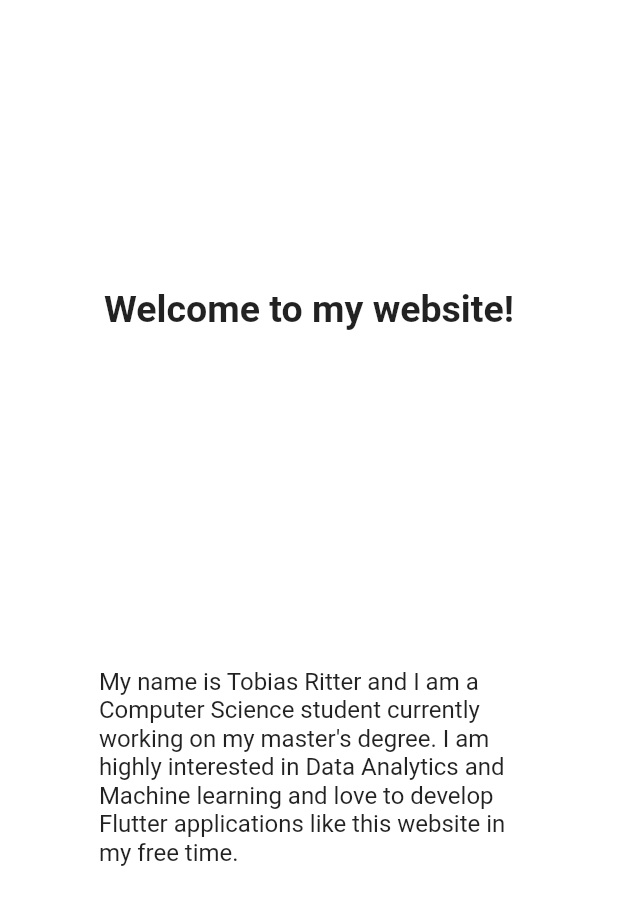
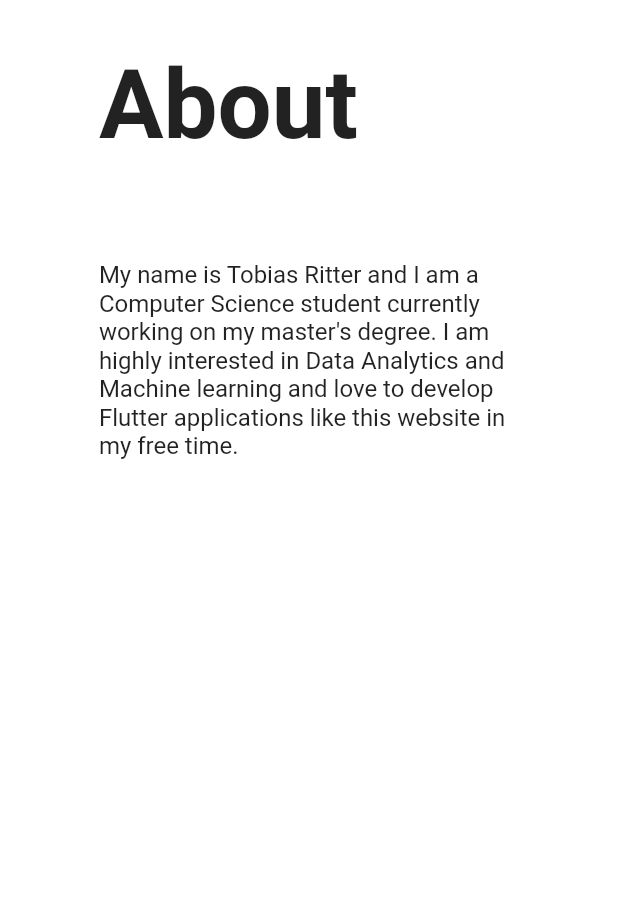
Before and after one commit to TobiasRitter/website, a Flutter app: the AboutPage widget shown alone on an empty page, opened directly with empty values, on a phone screen of 412 x 824 dp. Shown: the top 905 px of the screen. Run offline on Flutter 3.47's test engine with Material 2 defaults, Android fonts, the phone set to English and light mode, and no system bars; drawn by our look-alikes of auto_size_text.

Commit message:
remove title_text widget

```diff
--- a/lib/about_page.dart
+++ b/lib/about_page.dart
@@ -1,7 +1,7 @@
 import 'package:flutter/material.dart';
+import 'package:website/header.dart';
 import 'package:website/main.dart';
 import 'package:website/page.dart' as p;
-import 'package:website/title_text.dart';
 
 class AboutPage extends StatelessWidget {
   final Function(int) scrollFunc;
@@ -19,14 +19,15 @@ class AboutPage extends StatelessWidget {
       restrictScreenHeight: false,
       builder: Builder(
         builder: (context) {
-          return Column(
-            crossAxisAlignment: CrossAxisAlignment.start,
-            children: [
-              TitleText(scrollFunc: scrollFunc),
-              Padding(
-                padding:
-                    EdgeInsets.fromLTRB(marginSize, 0, marginSize, marginSize),
-                child: Column(
+          return Padding(
+            padding: EdgeInsets.all(marginSize),
+            child: Column(
+              crossAxisAlignment: CrossAxisAlignment.start,
+              children: [
+                Header(
+                  text: "About",
+                ),
+                Column(
                   children: [
                     Padding(
                       padding: EdgeInsets.all(marginSize),
@@ -37,8 +38,8 @@ class AboutPage extends StatelessWidget {
                     ),
                   ],
                 ),
-              ),
-            ],
+              ],
+            ),
           );
         },
       ),
--- a/lib/contact_page.dart
+++ b/lib/contact_page.dart
@@ -1,5 +1,4 @@
 import 'package:flutter/material.dart';
-import 'package:website/header.dart';
 import 'package:website/main.dart';
 import 'package:website/page.dart' as p;
 
--- a/lib/title_text.dart
+++ /dev/null
@@ -1,77 +0,0 @@
-import 'package:auto_size_text/auto_size_text.dart';
-import 'package:flutter/material.dart';
-import 'package:website/main.dart';
-
-class TitleText extends StatefulWidget {
-  final Function(int) scrollFunc;
-
-  const TitleText({
-    Key? key,
-    required this.scrollFunc,
-  }) : super(key: key);
-  @override
-  _TitleTextState createState() => _TitleTextState();
-}
-
-class _TitleTextState extends State<TitleText> with TickerProviderStateMixin {
-  late AnimationController arrowController;
-
-  void initState() {
-    super.initState();
-    arrowController = AnimationController(
-      vsync: this,
-      duration: arrowAnimationDuration,
-      lowerBound: 0,
-      upperBound: 1,
-    );
-    arrowController.addListener(() {
-      setState(() {});
-    });
-
-    arrowController.repeat(reverse: true);
-  }
-
-  void dispose() {
-    arrowController.dispose();
-    super.dispose();
-  }
-
-  @override
-  Widget build(BuildContext context) {
-    var screenWidth = MediaQuery.of(context).size.width;
-    var screenHeight = MediaQuery.of(context).size.height;
-    var marginSize = getMarginSize(context);
-    return Container(
-      constraints: BoxConstraints(
-          minHeight:
-              screenWidth > SWIDTH ? screenHeight / 3 : screenHeight / 2),
-      child: Padding(
-        padding: EdgeInsets.all(marginSize),
-        child: Padding(
-          padding: EdgeInsets.symmetric(horizontal: marginSize),
-          child: Row(
-            children: [
-              Expanded(
-                child: Wrap(
-                  spacing: marginSize,
-                  runSpacing: marginSize,
-                  crossAxisAlignment: WrapCrossAlignment.center,
-                  alignment: screenWidth > SWIDTH
-                      ? WrapAlignment.spaceBetween
-                      : WrapAlignment.center,
-                  children: [
-                    AutoSizeText(
-                      "Welcome to my website!",
-                      maxLines: 1,
-                      style: h1Style,
-                    ),
-                  ],
-                ),
-              ),
-            ],
-          ),
-        ),
-      ),
-    );
-  }
-}
```
